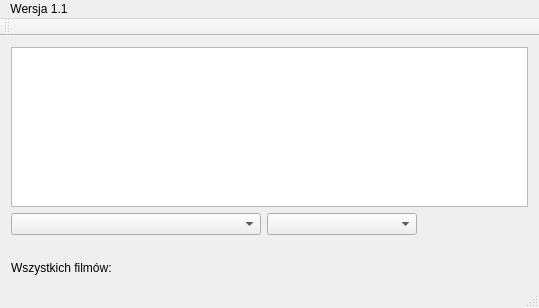
The window that mainwindow.ui (lukaszres/QProgramTV) describes before a commit, drawn with Qt 5.
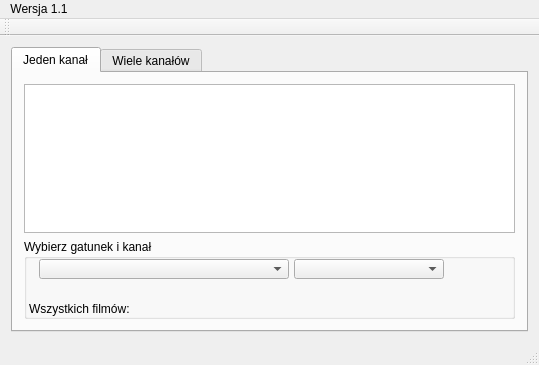
The same window after the commit. Icons and pictures are not drawn.

```diff
--- a/mainwindow.ui
+++ b/mainwindow.ui
@@ -7,7 +7,7 @@
     <x>0</x>
     <y>0</y>
     <width>539</width>
-    <height>308</height>
+    <height>365</height>
    </rect>
   </property>
   <property name="windowTitle">
@@ -15,7 +15,21 @@
   </property>
   <widget class="QWidget" name="centralWidget">
    <layout class="QGridLayout" name="gridLayout">
-    <item row="0" column="0" colspan="3">
+    <item row="1" column="0">
+     <widget class="QTabWidget" name="tabWidget">
+      <property name="currentIndex">
+       <number>0</number>
+      </property>
+      <widget class="QWidget" name="tab">
+       <attribute name="icon">
+        <iconset>
+         <normaloff>../build-QProgramTV-Desktop_Qt_5_8_0_MSVC2015_32bit-Release/release/img/singleChannel.png</normaloff>../build-QProgramTV-Desktop_Qt_5_8_0_MSVC2015_32bit-Release/release/img/singleChannel.png</iconset>
+       </attribute>
+       <attribute name="title">
+        <string>Jeden kanał</string>
+       </attribute>
+       <layout class="QGridLayout" name="gridLayout_2">
+        <item row="0" column="0">
      <widget class="QTextBrowser" name="textBrowser">
       <property name="sizePolicy">
        <sizepolicy hsizetype="Expanding" vsizetype="Expanding">
@@ -33,7 +47,25 @@
      </widget>
     </item>
     <item row="1" column="0">
+         <widget class="QGroupBox" name="groupBox">
+          <property name="minimumSize">
+           <size>
+            <width>0</width>
+            <height>80</height>
+           </size>
+          </property>
+          <property name="title">
+           <string>Wybierz gatunek i kanał</string>
+          </property>
      <widget class="QComboBox" name="comboBox">
+           <property name="geometry">
+            <rect>
+             <x>15</x>
+             <y>20</y>
+             <width>250</width>
+             <height>20</height>
+            </rect>
+           </property>
       <property name="sizePolicy">
        <sizepolicy hsizetype="Minimum" vsizetype="Fixed">
         <horstretch>0</horstretch>
@@ -56,9 +88,15 @@
        <string>&lt;html&gt;&lt;head/&gt;&lt;body&gt;&lt;p&gt;Gatunki filmów&lt;/p&gt;&lt;/body&gt;&lt;/html&gt;</string>
       </property>
      </widget>
-    </item>
-    <item row="1" column="1">
      <widget class="QComboBox" name="comboBox_2">
+           <property name="geometry">
+            <rect>
+             <x>270</x>
+             <y>20</y>
+             <width>150</width>
+             <height>20</height>
+            </rect>
+           </property>
       <property name="minimumSize">
        <size>
         <width>150</width>
@@ -72,19 +110,88 @@
        </size>
       </property>
      </widget>
-    </item>
-    <item row="2" column="0">
-     <widget class="QLabel" name="label_2">
-      <property name="text">
-       <string/>
-      </property>
-     </widget>
-    </item>
-    <item row="3" column="0">
      <widget class="QLabel" name="label">
+           <property name="geometry">
+            <rect>
+             <x>5</x>
+             <y>60</y>
+             <width>170</width>
+             <height>20</height>
+            </rect>
+           </property>
       <property name="text">
        <string>Wszystkich filmów:</string>
       </property>
+          </widget>
+          <widget class="QLabel" name="label_2">
+           <property name="geometry">
+            <rect>
+             <x>5</x>
+             <y>40</y>
+             <width>170</width>
+             <height>20</height>
+            </rect>
+           </property>
+           <property name="text">
+            <string/>
+           </property>
+          </widget>
+         </widget>
+        </item>
+       </layout>
+      </widget>
+      <widget class="QWidget" name="tab_2">
+       <attribute name="icon">
+        <iconset>
+         <normaloff>../build-QProgramTV-Desktop_Qt_5_8_0_MSVC2015_32bit-Release/release/img/multiChannel.png</normaloff>../build-QProgramTV-Desktop_Qt_5_8_0_MSVC2015_32bit-Release/release/img/multiChannel.png</iconset>
+       </attribute>
+       <attribute name="title">
+        <string>Wiele kanałów</string>
+       </attribute>
+       <widget class="QGroupBox" name="groupBox_2">
+        <property name="geometry">
+         <rect>
+          <x>10</x>
+          <y>10</y>
+          <width>481</width>
+          <height>231</height>
+         </rect>
+        </property>
+        <property name="title">
+         <string>GroupBox</string>
+        </property>
+        <widget class="QComboBox" name="comboBox_3">
+         <property name="geometry">
+          <rect>
+           <x>20</x>
+           <y>30</y>
+           <width>100</width>
+           <height>22</height>
+          </rect>
+         </property>
+        </widget>
+        <widget class="QComboBox" name="comboBox_4">
+         <property name="geometry">
+          <rect>
+           <x>20</x>
+           <y>60</y>
+           <width>100</width>
+           <height>22</height>
+          </rect>
+         </property>
+        </widget>
+        <widget class="QComboBox" name="comboBox_5">
+         <property name="geometry">
+          <rect>
+           <x>20</x>
+           <y>90</y>
+           <width>100</width>
+           <height>22</height>
+          </rect>
+         </property>
+        </widget>
+       </widget>
+      </widget>
      </widget>
     </item>
    </layout>
```
Left out of the diff: 6 changed lines with no effect on the pictures. Lines whose indentation alone changed are shown as unchanged.
